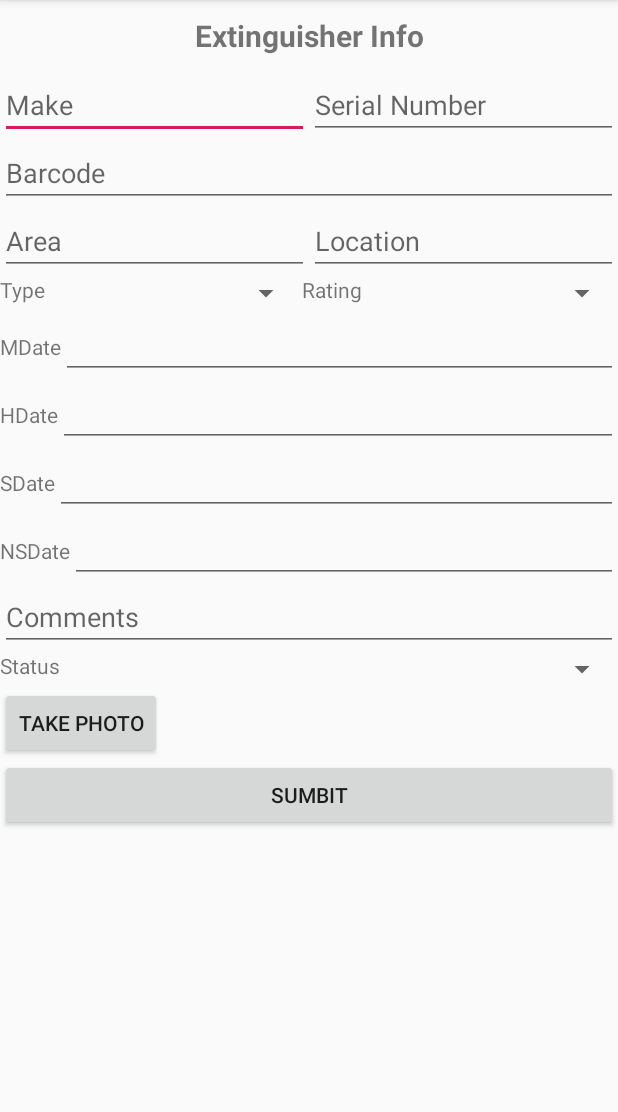
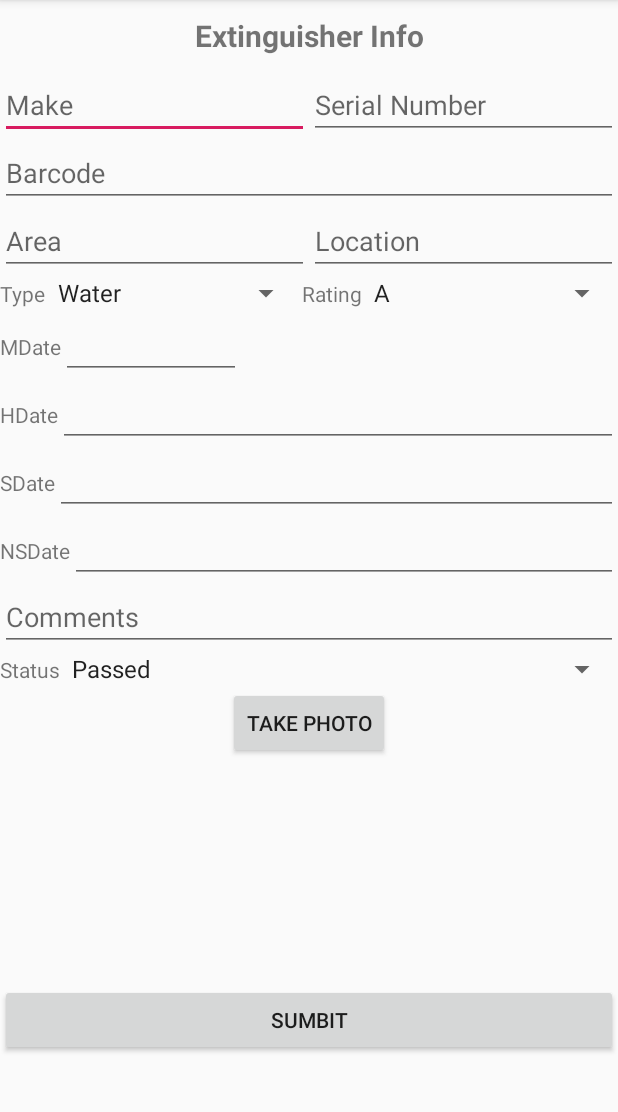
Before and after one commit to allanlin16/Sanal, an Android app: the ExtinguisherActivity screen opened directly, with no data from a screen before it, on a phone screen of 412 x 824 dp, the part 84-1196 px from its top. Run offline under Robolectric (Android 15) with nearby library versions, the light colour scheme and no system bars.

Commit message:
#6: edit edittext with datapicker and added strings to the spinner

```diff
--- a/app/src/main/java/com/allanlin97gmail/sanal/ExtinguisherActivity.java
+++ b/app/src/main/java/com/allanlin97gmail/sanal/ExtinguisherActivity.java
@@ -11,10 +11,12 @@ import android.graphics.Bitmap;
 import android.os.Bundle;
 import android.view.MotionEvent;
 import android.view.View;
+import android.widget.ArrayAdapter;
 import android.widget.Button;
 import android.widget.DatePicker;
 import android.widget.EditText;
 import android.widget.ImageView;
+import android.widget.Spinner;
 import android.widget.Toast;
 
 import java.text.SimpleDateFormat;
@@ -25,21 +27,58 @@ import java.util.Locale;
 public class ExtinguisherActivity extends AppCompatActivity {
 
     final Calendar myCalendar = Calendar.getInstance();
-    EditText editText;
+    EditText mDateEditText, hDateEditText, sDateEditText, nSDateEditText;
     ImageView imageView;
     Button photoButton;
     public  static final int RequestPermissionCode  = 1 ;
+    Spinner type, rating, status;
 
     @Override
     protected void onCreate(Bundle savedInstanceState) {
         super.onCreate(savedInstanceState);
         setContentView(R.layout.activity_extinguisher);
 
-        editText = findViewById(R.id.extinguisherMDate);
+        String[] typeSpinner = new String[] {
+                 "Water", "Foam", "Dry Powder", "CO2", "Wet Chemical"
+        };
+
+        String[] ratingSpinner = new String[] {
+                "A", "B", "C", "ABC"
+        };
+
+        String[] statusSpinner = new String[] {
+                "Passed", "Failed"
+        };
+
+        type = findViewById(R.id.extinguisherType);
+        ArrayAdapter<String> adapter = new ArrayAdapter<String>(this,
+                android.R.layout.simple_spinner_item, typeSpinner);
+        adapter.setDropDownViewResource(android.R.layout.simple_spinner_dropdown_item);
+        type.setAdapter(adapter);
+
+        rating = findViewById(R.id.extinguisherRating);
+        ArrayAdapter<String> adapter2 = new ArrayAdapter<String>(this,
+                android.R.layout.simple_spinner_item, ratingSpinner);
+        adapter2.setDropDownViewResource(android.R.layout.simple_spinner_dropdown_item);
+        rating.setAdapter(adapter2);
+
+        status = findViewById(R.id.extinguisherStatus);
+        ArrayAdapter<String> adapter3 = new ArrayAdapter<String> (this,
+                android.R.layout.simple_spinner_item, statusSpinner);
+        adapter3.setDropDownViewResource(android.R.layout.simple_spinner_dropdown_item);
+        status.setAdapter(adapter3);
+
+
+        mDateEditText = findViewById(R.id.extinguisherMDate);
+        hDateEditText = findViewById(R.id.extinguisherHDate);
+        sDateEditText = findViewById(R.id.extinguisherSDate);
+        nSDateEditText = findViewById(R.id.extinguisherNSDate);
+
         imageView = findViewById(R.id.imageView1);
         photoButton = findViewById(R.id.button1);
 
         EnableRuntimePermission();
+        imageView.setRotation(90);
 
         photoButton.setOnClickListener(new View.OnClickListener() {
             @Override
@@ -63,7 +102,37 @@ public class ExtinguisherActivity extends AppCompatActivity {
             }
         };
 
-        editText.setOnTouchListener(new View.OnTouchListener(){
+        final DatePickerDialog.OnDateSetListener date2 = new DatePickerDialog.OnDateSetListener(){
+            @Override
+            public void onDateSet(DatePicker view, int year, int monthOfYear, int  dayOfMonth) {
+                myCalendar.set(Calendar.YEAR, year);
+                myCalendar.set(Calendar.MONTH, monthOfYear);
+                myCalendar.set(Calendar.DAY_OF_MONTH, dayOfMonth);
+                updateHLabel();
+            }
+        };
+
+        final DatePickerDialog.OnDateSetListener date3 = new DatePickerDialog.OnDateSetListener(){
+            @Override
+            public void onDateSet(DatePicker view, int year, int monthOfYear, int  dayOfMonth) {
+                myCalendar.set(Calendar.YEAR, year);
+                myCalendar.set(Calendar.MONTH, monthOfYear);
+                myCalendar.set(Calendar.DAY_OF_MONTH, dayOfMonth);
+                updateSLabel();
+            }
+        };
+
+        final DatePickerDialog.OnDateSetListener date4 = new DatePickerDialog.OnDateSetListener(){
+            @Override
+            public void onDateSet(DatePicker view, int year, int monthOfYear, int  dayOfMonth) {
+                myCalendar.set(Calendar.YEAR, year);
+                myCalendar.set(Calendar.MONTH, monthOfYear);
+                myCalendar.set(Calendar.DAY_OF_MONTH, dayOfMonth);
+                updateNSLabel();
+            }
+        };
+
+        mDateEditText.setOnTouchListener(new View.OnTouchListener(){
             @Override
             public boolean onTouch(View v, MotionEvent event){
                 if(event.getAction() == MotionEvent.ACTION_DOWN){
@@ -75,12 +144,75 @@ public class ExtinguisherActivity extends AppCompatActivity {
                 return true;
             }
         });
+
+        hDateEditText.setOnTouchListener(new View.OnTouchListener(){
+            @Override
+            public boolean onTouch(View v, MotionEvent event){
+                if(event.getAction() == MotionEvent.ACTION_DOWN){
+                    new DatePickerDialog(ExtinguisherActivity.this, date2,
+                            myCalendar.get(Calendar.YEAR),
+                            myCalendar.get(Calendar.MONTH),
+                            myCalendar.get(Calendar.DAY_OF_MONTH)).show();
+                }
+                return true;
+            }
+        });
+
+        sDateEditText.setOnTouchListener(new View.OnTouchListener(){
+            @Override
+            public boolean onTouch(View v, MotionEvent event){
+                if(event.getAction() == MotionEvent.ACTION_DOWN){
+                    new DatePickerDialog(ExtinguisherActivity.this, date3,
+                            myCalendar.get(Calendar.YEAR),
+                            myCalendar.get(Calendar.MONTH),
+                            myCalendar.get(Calendar.DAY_OF_MONTH)).show();
+                }
+                return true;
+            }
+        });
+
+        nSDateEditText.setOnTouchListener(new View.OnTouchListener(){
+            @Override
+            public boolean onTouch(View v, MotionEvent event){
+                if(event.getAction() == MotionEvent.ACTION_DOWN){
+                    new DatePickerDialog(ExtinguisherActivity.this, date4,
+                            myCalendar.get(Calendar.YEAR),
+                            myCalendar.get(Calendar.MONTH),
+                            myCalendar.get(Calendar.DAY_OF_MONTH)).show();
+                }
+                return true;
+            }
+        });
     }
+
+
 
     private void updateLabel() {
         String myFormat = "MM/dd/yyyy"; //In which you need put here
         SimpleDateFormat sdf = new SimpleDateFormat(myFormat, Locale.US);
-        editText.setText(sdf.format(myCalendar.getTime()));
+        mDateEditText.setText(sdf.format(myCalendar.getTime()));
+
+    }
+
+    private void updateHLabel() {
+        String myFormat = "MM/dd/yyyy"; //In which you need put here
+        SimpleDateFormat sdf = new SimpleDateFormat(myFormat, Locale.US);
+        hDateEditText.setText(sdf.format(myCalendar.getTime()));
+
+    }
+
+    private void updateSLabel() {
+        String myFormat = "MM/dd/yyyy"; //In which you need put here
+        SimpleDateFormat sdf = new SimpleDateFormat(myFormat, Locale.US);
+        sDateEditText.setText(sdf.format(myCalendar.getTime()));
+
+    }
+
+    private void updateNSLabel() {
+        String myFormat = "MM/dd/yyyy"; //In which you need put here
+        SimpleDateFormat sdf = new SimpleDateFormat(myFormat, Locale.US);
+        nSDateEditText.setText(sdf.format(myCalendar.getTime()));
+
     }
 
     protected void onActivityResult(int requestCode, int resultCode, Intent data) {
--- a/app/src/main/res/layout/activity_extinguisher.xml
+++ b/app/src/main/res/layout/activity_extinguisher.xml
@@ -118,7 +118,7 @@
             android:text="@string/extinguisherMDate" />
 
         <EditText
-            android:layout_width="match_parent"
+            android:layout_width="120dp"
             android:layout_height="wrap_content"
             android:id="@+id/extinguisherMDate"
             android:clickable="true" />
@@ -201,6 +201,7 @@
             android:text="@string/extinguisherStatus"/>
 
         <Spinner
+            android:id="@+id/extinguisherStatus"
             android:layout_width="match_parent"
             android:layout_height="wrap_content">
 
@@ -211,18 +212,21 @@
     <LinearLayout
         android:layout_width="match_parent"
         android:layout_height="wrap_content"
-        android:orientation="horizontal">
+        android:orientation="vertical">
 
         <Button
             android:id="@+id/button1"
             android:layout_width="wrap_content"
             android:layout_height="wrap_content"
-            android:text="Take Photo">
+            android:text="Take Photo"
+            android:layout_gravity="center">
         </Button>
+
         <ImageView
             android:id="@+id/imageView1"
-            android:layout_height="wrap_content"
-            android:layout_width="wrap_content">
+            android:layout_height="150dp"
+            android:layout_width="150dp"
+            android:layout_gravity="center">
 
         </ImageView>
 
```
